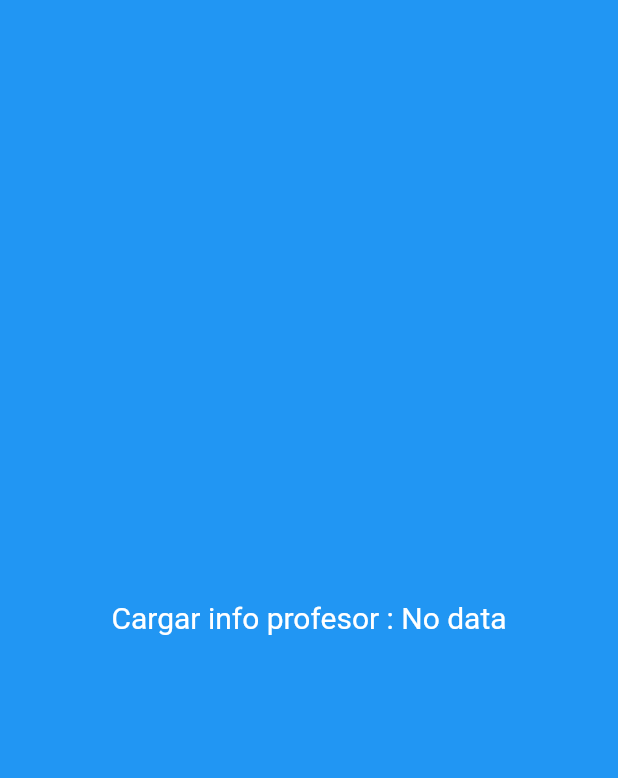
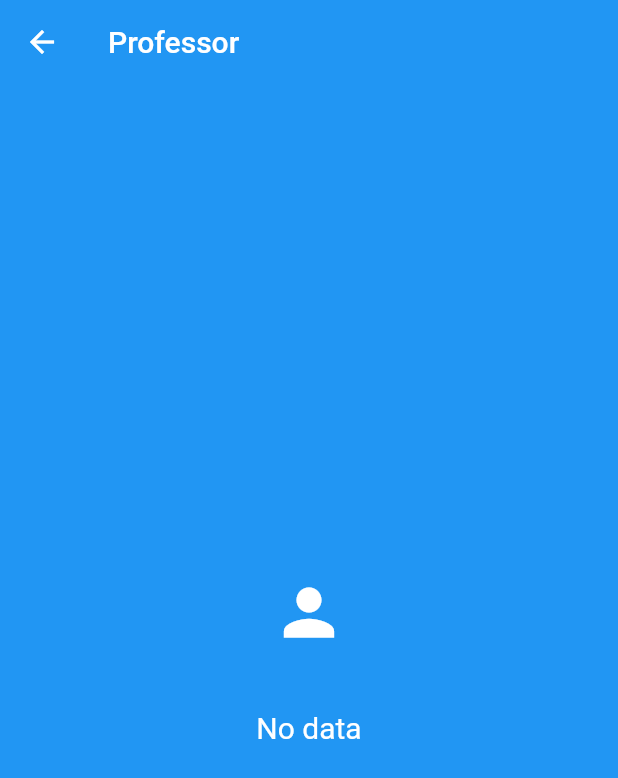
Before and after one commit to jwalvarezuninorte/push_notifications, a Flutter app: the ProfessorScreen screen opened by its route, on a phone screen of 412 x 824 dp. Shown: the top 778 px of the screen. Run offline on Flutter 3.47's test engine with Material 2 defaults, Android fonts, the phone set to English and light mode, and no system bars; our stand-ins replace firebase_core, firebase_messaging; accounts and stored records are empty.

```diff
--- a/lib/main.dart
+++ b/lib/main.dart
@@ -31,7 +31,7 @@ class _MyAppState extends State<MyApp> {
       print('From main.dart');
       print(message.toString());
       navigatorKey.currentState?.pushNamed(
-        message.keys.first,
+        message['route'],
         arguments: message,
       );
 
--- a/lib/screens/home_screen.dart
+++ b/lib/screens/home_screen.dart
@@ -7,7 +7,7 @@ class HomeScreen extends StatelessWidget {
   Widget build(BuildContext context) {
     return const Scaffold(
       body: Center(
-        child: Text('HomeScreen'),
+        child: Text('Home Screen'),
       ),
     );
   }
--- a/lib/screens/product_screen.dart
+++ b/lib/screens/product_screen.dart
@@ -9,13 +9,29 @@ class ProfessorScreen extends StatelessWidget {
 
     return Scaffold(
       backgroundColor: Colors.blue,
+      appBar: AppBar(
+        title: const Text('Professor'),
+        backgroundColor: Colors.blue,
+        elevation: 0,
+      ),
       body: Center(
-        child: Text(
-          'Cargar info profesor : $args',
-          style: const TextStyle(
-            color: Colors.white,
-            fontSize: 20,
-          ),
+        child: Column(
+          mainAxisAlignment: MainAxisAlignment.center,
+          children: [
+            const Icon(
+              Icons.person,
+              color: Colors.white,
+              size: 50,
+            ),
+            const SizedBox(height: 40),
+            Text(
+              '$args',
+              style: const TextStyle(
+                color: Colors.white,
+                fontSize: 20,
+              ),
+            ),
+          ],
         ),
       ),
     );
```
Also changed, not shown: lib/screens/message_screen.dart (+22 -6 lines), lib/sevices/push_notification_service.dart (+5 -6 lines).
